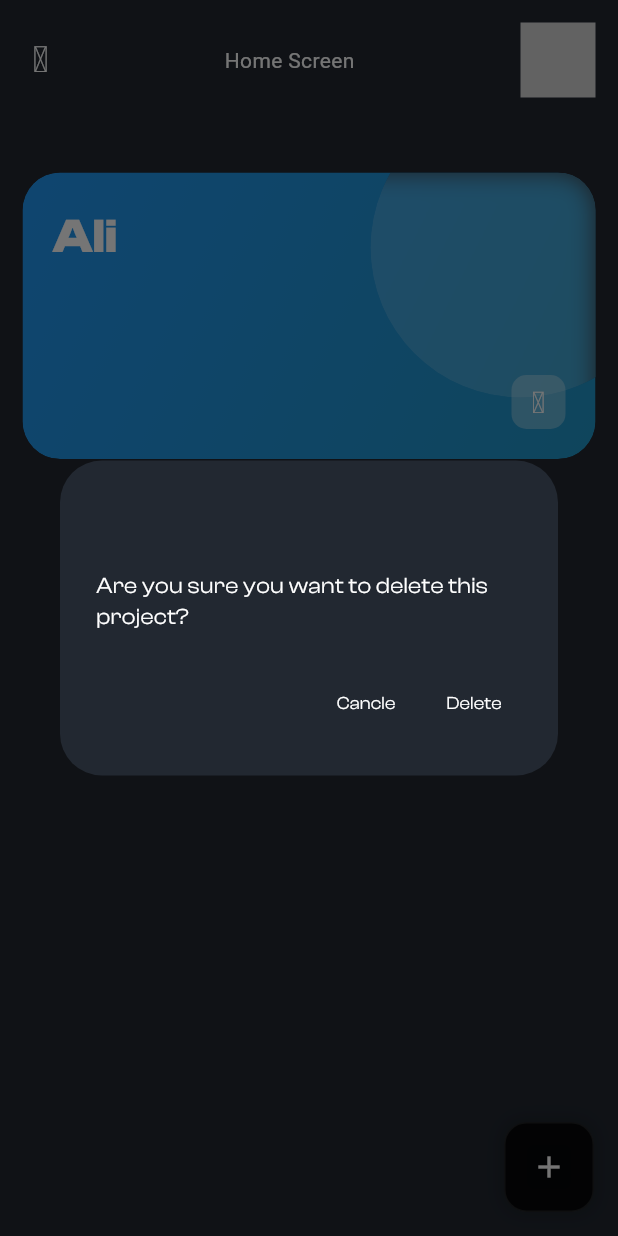
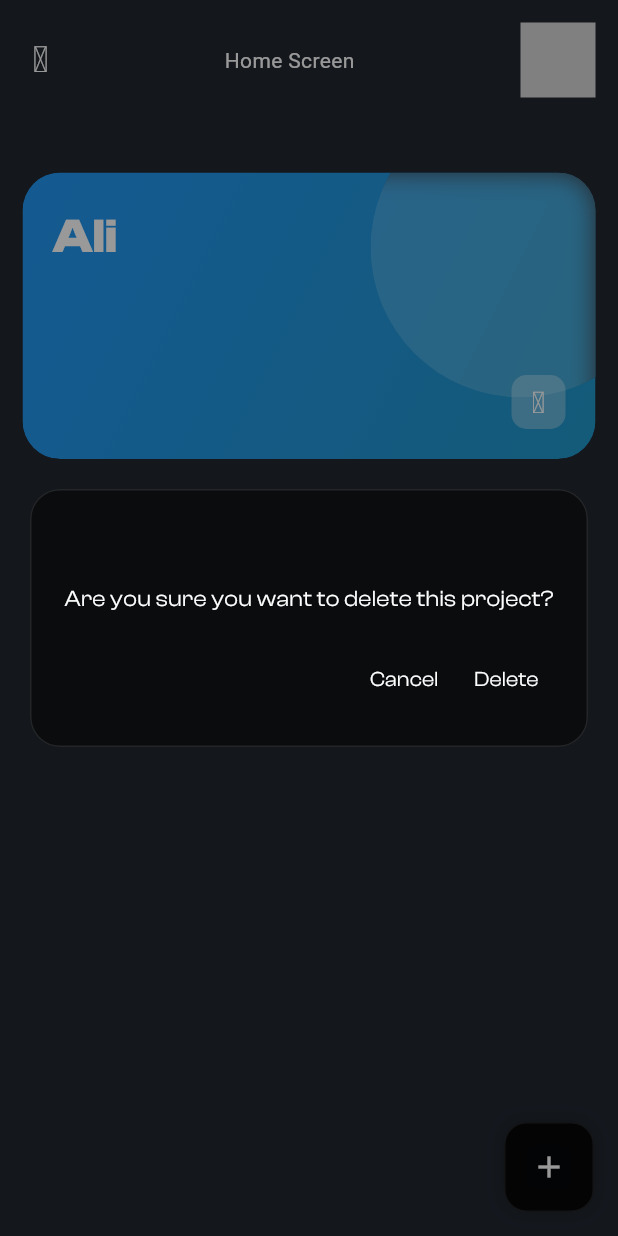
Before and after one commit to smilingmajid/todolistapp, a Flutter app: the screen it shows after launch, after a tap on an icon or button, on a phone screen of 412 x 824 dp. Run offline on Flutter 3.47's test engine with Material 3 defaults, Android fonts, the phone set to English and light mode, and no system bars; our stand-ins replace animated_text_kit, get, iconsax; missing offline and left inert: random_avatar.

Commit message:
glass show Dialog

```diff
--- a/lib/core/widgets/show_dialog_widget.dart
+++ b/lib/core/widgets/show_dialog_widget.dart
@@ -1,7 +1,7 @@
+import 'dart:ui';
 import 'package:flutter/material.dart';
 import 'package:todolistapp/core/app_colors.dart';
 import 'package:todolistapp/core/widgets/text_widget.dart';
-
 import '../../controllers/project_controller.dart';
 
 Future showDialogWidget(
@@ -14,37 +14,67 @@ Future showDialogWidget(
 ) {
   return showDialog(
     context: context,
-    builder:
-        (context) => AlertDialog(
-          backgroundColor:
-              isDark
-                  ? AppColors().darkModeColors[0]
-                  : AppColors().lightModeColors[0],
-          title: Text(title),
-          content: textWidget(
+    barrierColor: Colors.black.withOpacity(0.4), // تار کردن پس‌زمینه
+    builder: (context) => Dialog(
+      backgroundColor: Colors.transparent, // پس‌زمینه دیالوگ شفاف
+      insetPadding: EdgeInsets.all(20),
+      child: ClipRRect(
+        borderRadius: BorderRadius.circular(20),
+        child: BackdropFilter(
+          filter: ImageFilter.blur(sigmaX: 10, sigmaY: 10),
+          child: Container(
+            padding: EdgeInsets.all(20),
+            decoration: BoxDecoration(
+              color: Colors.black.withOpacity(0.5), // شیشه‌ای با ته‌رنگ سیاه
+              borderRadius: BorderRadius.circular(20),
+              border: Border.all(
+                color: Colors.white.withOpacity(0.1),
+              ),
+            ),
+            child: Column(
+              mainAxisSize: MainAxisSize.min,
+              children: [
+                Text(
+                  title,
+                  style: TextStyle(
+                    color: Colors.white,
+                    fontSize: 18,
+                  ),
+                ),
+                SizedBox(height: 15),
+                textWidget(
                   isDark: true,
                   txt: subtitle,
                   fontSize: 15,
-          ), //Text(subtitle),
-          actions: [
+                ),
+                SizedBox(height: 20),
+                Row(
+                  mainAxisAlignment: MainAxisAlignment.end,
+                  children: [
                     TextButton(
                       onPressed: () => Navigator.pop(context),
-              child: textWidget(isDark: true, txt: "Cancle", fontSize: 12),
+                      child: textWidget(
+                          isDark: true, txt: "Cancel", fontSize: 14),
                     ),
                     TextButton(
                       onPressed: () {
                         projectController.deleteProject(index);
                         Navigator.pop(context);
-                // onDelete?.call();
                       },
                       child: textWidget(
                         isDark: true,
                         txt: "Delete",
-                fontSize: 12,
+                        fontSize: 14,
                         weight: "b",
                       ),
                     ),
                   ],
+                )
+              ],
+            ),
+          ),
+        ),
+      ),
     ),
   );
 }
```
Lines whose indentation alone changed are shown as unchanged.
